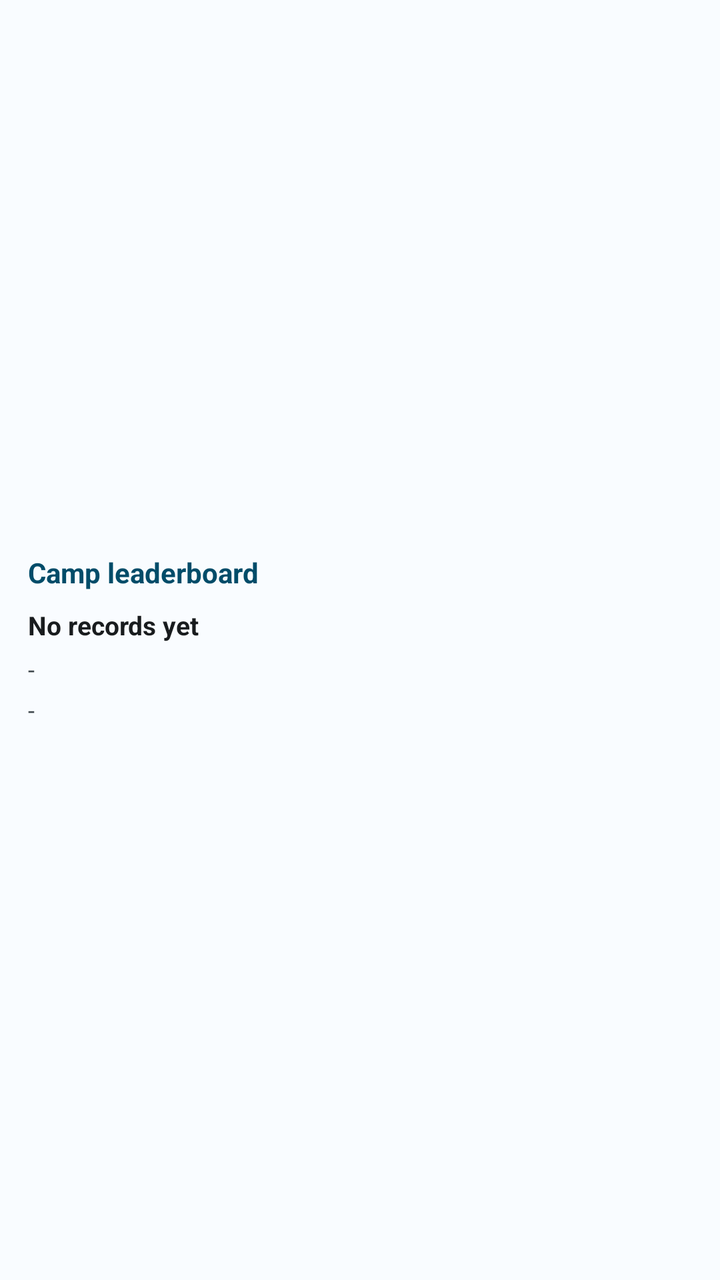
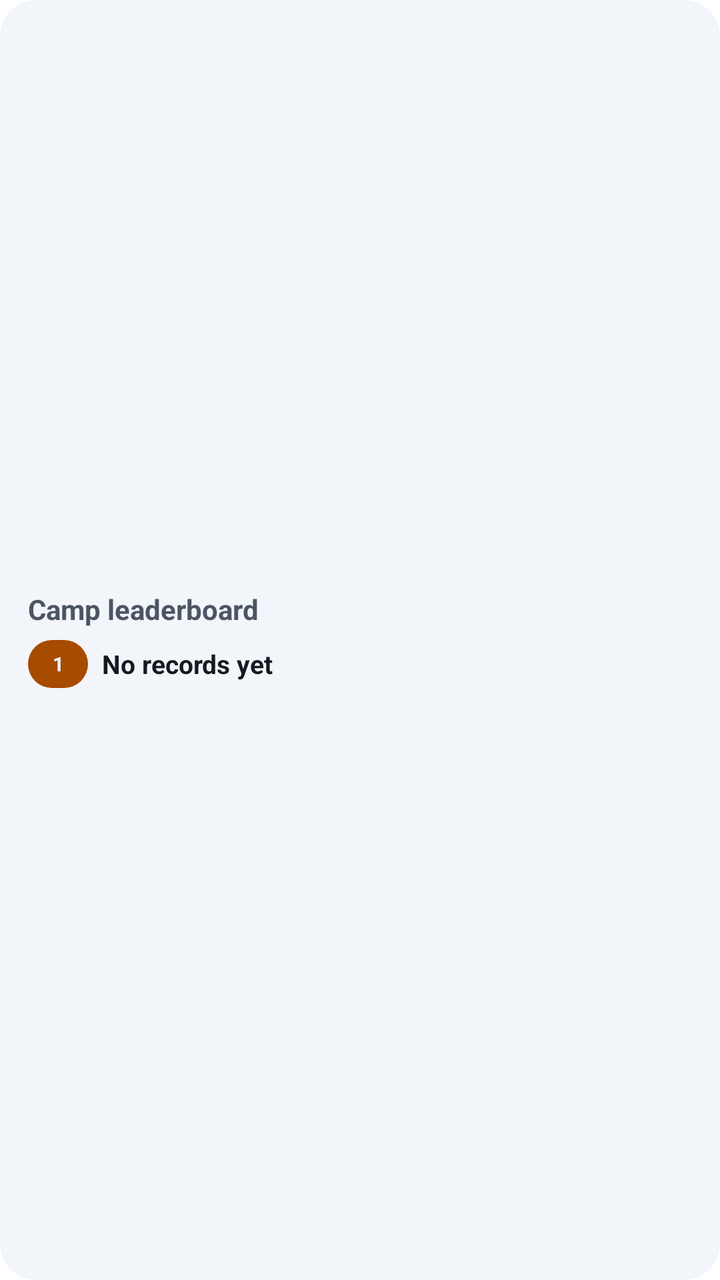

Two renders of the same Android screen: before a commit and after it. Below are the layout's source before the change and the commit's diff.
<!-- AndroidManifest.xml: fallback theme Theme.MaterialComponents.DayNight.NoActionBar -->
<!-- res/layout/odak_leaderboard_widget.xml -->
<?xml version="1.0" encoding="utf-8"?>

<LinearLayout xmlns:android="http://schemas.android.com/apk/res/android"
    android:id="@+id/leaderboard_widget_root"
    android:layout_width="match_parent"
    android:layout_height="match_parent"
    android:background="@color/widget_leaderboard_surface"
    android:contentDescription="@string/cd_leaderboard_widget"
    android:gravity="center_vertical"
    android:orientation="vertical"
    android:padding="14dp">

    <TextView
        android:id="@+id/leaderboard_widget_title"
        android:layout_width="match_parent"
        android:layout_height="wrap_content"
        android:ellipsize="end"
        android:maxLines="1"
        android:text="@string/widget_leaderboard_title"
        android:textColor="@color/widget_heading"
        android:textSize="14sp"
        android:textStyle="bold" />

    <TextView
        android:id="@+id/leaderboard_widget_row_1"
        android:layout_width="match_parent"
        android:layout_height="wrap_content"
        android:layout_marginTop="8dp"
        android:ellipsize="end"
        android:maxLines="1"
        android:text="@string/widget_no_records"
        android:textColor="@color/widget_primary_text"
        android:textSize="13sp"
        android:textStyle="bold" />

    <TextView
        android:id="@+id/leaderboard_widget_row_2"
        android:layout_width="match_parent"
        android:layout_height="wrap_content"
        android:layout_marginTop="5dp"
        android:ellipsize="end"
        android:maxLines="1"
        android:text="@string/widget_dash"
        android:textColor="@color/widget_secondary_text"
        android:textSize="12sp" />

    <TextView
        android:id="@+id/leaderboard_widget_row_3"
        android:layout_width="match_parent"
        android:layout_height="wrap_content"
        android:layout_marginTop="4dp"
        android:ellipsize="end"
        android:maxLines="1"
        android:text="@string/widget_dash"
        android:textColor="@color/widget_secondary_text"
        android:textSize="12sp" />
</LinearLayout>
<!-- resources referenced by this layout -->
<resources>
  <color name="widget_heading">#34301E</color>
  <color name="widget_leaderboard_surface">#F5F0E8</color>
  <color name="widget_primary_text">#1A1C1E</color>
  <color name="widget_secondary_text">#45474B</color>
  <string name="cd_leaderboard_widget">Refresh group leaderboard widget</string>
  <string name="widget_dash">-</string>
  <string name="widget_leaderboard_title">Camp leaderboard</string>
  <string name="widget_no_records">No records yet</string>
</resources>

<!-- the commit's change to res/layout/odak_leaderboard_widget.xml (unified diff, before → after) -->
@@ -1,10 +1,9 @@
 <?xml version="1.0" encoding="utf-8"?>
-
 <LinearLayout xmlns:android="http://schemas.android.com/apk/res/android"
     android:id="@+id/leaderboard_widget_root"
     android:layout_width="match_parent"
     android:layout_height="match_parent"
-    android:background="@color/widget_leaderboard_surface"
+    android:background="@drawable/widget_card_bg"
     android:contentDescription="@string/cd_leaderboard_widget"
     android:gravity="center_vertical"
     android:orientation="vertical"
@@ -17,41 +16,112 @@
         android:ellipsize="end"
         android:maxLines="1"
         android:text="@string/widget_leaderboard_title"
-        android:textColor="@color/widget_heading"
+        android:textColor="@color/widget_design_ink_muted"
         android:textSize="14sp"
         android:textStyle="bold" />
 
-    <TextView
-        android:id="@+id/leaderboard_widget_row_1"
-        android:layout_width="match_parent"
-        android:layout_height="wrap_content"
-        android:layout_marginTop="8dp"
-        android:ellipsize="end"
-        android:maxLines="1"
-        android:text="@string/widget_no_records"
-        android:textColor="@color/widget_primary_text"
-        android:textSize="13sp"
-        android:textStyle="bold" />
-
-    <TextView
-        android:id="@+id/leaderboard_widget_row_2"
+    <LinearLayout
+        android:id="@+id/leaderboard_widget_row_container_1"
         android:layout_width="match_parent"
         android:layout_height="wrap_content"
         android:layout_marginTop="5dp"
-        android:ellipsize="end"
-        android:maxLines="1"
-        android:text="@string/widget_dash"
-        android:textColor="@color/widget_secondary_text"
-        android:textSize="12sp" />
+        android:gravity="center_vertical"
+        android:minHeight="26dp"
+        android:orientation="horizontal">
 
-    <TextView
-        android:id="@+id/leaderboard_widget_row_3"
+        <TextView
+            android:id="@+id/leaderboard_widget_rank_1"
+            android:layout_width="30dp"
+            android:layout_height="24dp"
+            android:background="@drawable/widget_rank_first_bg"
+            android:gravity="center"
+            android:maxLines="1"
+            android:text="1"
+            android:textColor="@color/widget_design_surface"
+            android:textSize="10sp"
+            android:textStyle="bold" />
+
+        <TextView
+            android:id="@+id/leaderboard_widget_row_1"
+            android:layout_width="0dp"
+            android:layout_height="wrap_content"
+            android:layout_marginStart="7dp"
+            android:layout_weight="1"
+            android:ellipsize="end"
+            android:maxLines="1"
+            android:text="@string/widget_no_records"
+            android:textColor="@color/widget_design_ink"
+            android:textSize="13sp"
+            android:textStyle="bold" />
+    </LinearLayout>
+
+    <LinearLayout
+        android:id="@+id/leaderboard_widget_row_container_2"
         android:layout_width="match_parent"
         android:layout_height="wrap_content"
         android:layout_marginTop="4dp"
-        android:ellipsize="end"
-        android:maxLines="1"
-        android:text="@string/widget_dash"
-        android:textColor="@color/widget_secondary_text"
-        android:textSize="12sp" />
+        android:gravity="center_vertical"
+        android:minHeight="26dp"
+        android:orientation="horizontal"
+        android:visibility="gone">
+
+        <TextView
+            android:id="@+id/leaderboard_widget_rank_2"
+            android:layout_width="30dp"
+            android:layout_height="24dp"
+            android:background="@drawable/widget_rank_other_bg"
+            android:gravity="center"
+            android:maxLines="1"
+            android:text="2"
+            android:textColor="@color/widget_design_accent"
+            android:textSize="11sp"
+            android:textStyle="bold" />
+
+        <TextView
+            android:id="@+id/leaderboard_widget_row_2"
+            android:layout_width="0dp"
+            android:layout_height="wrap_content"
+            android:layout_marginStart="7dp"
+            android:layout_weight="1"
+            android:ellipsize="end"
+            android:maxLines="1"
+            android:text="@string/widget_dash"
+            android:textColor="@color/widget_design_ink"
+            android:textSize="12sp" />
+    </LinearLayout>
+
+    <LinearLayout
+        android:id="@+id/leaderboard_widget_row_container_3"
+        android:layout_width="match_parent"
+        android:layout_height="wrap_content"
+        android:layout_marginTop="4dp"
+        android:gravity="center_vertical"
+        android:minHeight="26dp"
+        android:orientation="horizontal"
+        android:visibility="gone">
+
+        <TextView
+            android:id="@+id/leaderboard_widget_rank_3"
+            android:layout_width="30dp"
+            android:layout_height="24dp"
+            android:background="@drawable/widget_rank_other_bg"
+            android:gravity="center"
+            android:maxLines="1"
+            android:text="3"
+            android:textColor="@color/widget_design_accent"
+            android:textSize="11sp"
+            android:textStyle="bold" />
+
+        <TextView
+            android:id="@+id/leaderboard_widget_row_3"
+            android:layout_width="0dp"
+            android:layout_height="wrap_content"
+            android:layout_marginStart="7dp"
+            android:layout_weight="1"
+            android:ellipsize="end"
+            android:maxLines="1"
+            android:text="@string/widget_dash"
+            android:textColor="@color/widget_design_ink"
+            android:textSize="12sp" />
+    </LinearLayout>
 </LinearLayout>
<!-- resource entries referenced after the edit -->
@@ -1,12 +1,35 @@
 <!-- resources referenced by this layout -->
 <resources>
-  <color name="widget_heading">#34301E</color>
-  <color name="widget_leaderboard_surface">#F5F0E8</color>
-  <color name="widget_primary_text">#1A1C1E</color>
-  <color name="widget_secondary_text">#45474B</color>
+  <color name="widget_design_accent">#A64B00</color>
+  <color name="widget_design_ink">#151A21</color>
+  <color name="widget_design_ink_muted">#4C5563</color>
+  <color name="widget_design_surface">#F2F5FA</color>
+  <!-- drawable widget_card_bg (drawable) -->
+  <?xml version="1.0" encoding="utf-8"?>
+  <shape xmlns:android="http://schemas.android.com/apk/res/android"
+      android:shape="rectangle">
+      <solid android:color="@color/widget_design_surface" />
+      <corners android:radius="@dimen/widget_design_corner" />
+  </shape>
+  <!-- drawable widget_rank_first_bg (drawable) -->
+  <?xml version="1.0" encoding="utf-8"?>
+  <shape xmlns:android="http://schemas.android.com/apk/res/android"
+      android:shape="rectangle">
+      <solid android:color="@color/widget_design_accent" />
+      <corners android:radius="12dp" />
+  </shape>
+  <!-- drawable widget_rank_other_bg (drawable) -->
+  <?xml version="1.0" encoding="utf-8"?>
+  <shape xmlns:android="http://schemas.android.com/apk/res/android"
+      android:shape="rectangle">
+      <solid android:color="@color/widget_design_track" />
+      <corners android:radius="12dp" />
+  </shape>
   <string name="cd_leaderboard_widget">Refresh group leaderboard widget</string>
   <string name="widget_dash">-</string>
   <string name="widget_leaderboard_title">Camp leaderboard</string>
   <string name="widget_no_records">No records yet</string>
+  <dimen name="widget_design_corner">18dp</dimen>
+  <color name="widget_design_track">#CBD5E3</color>
 </resources>
 
